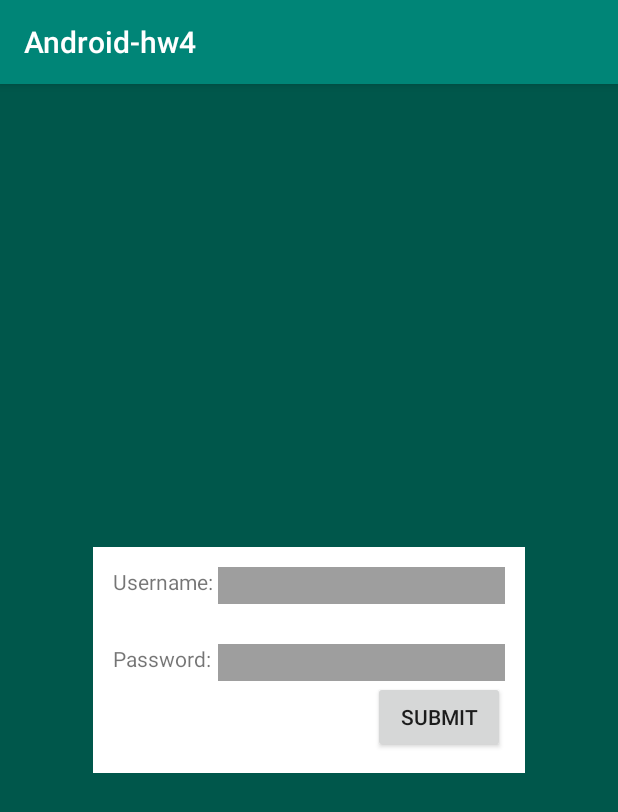
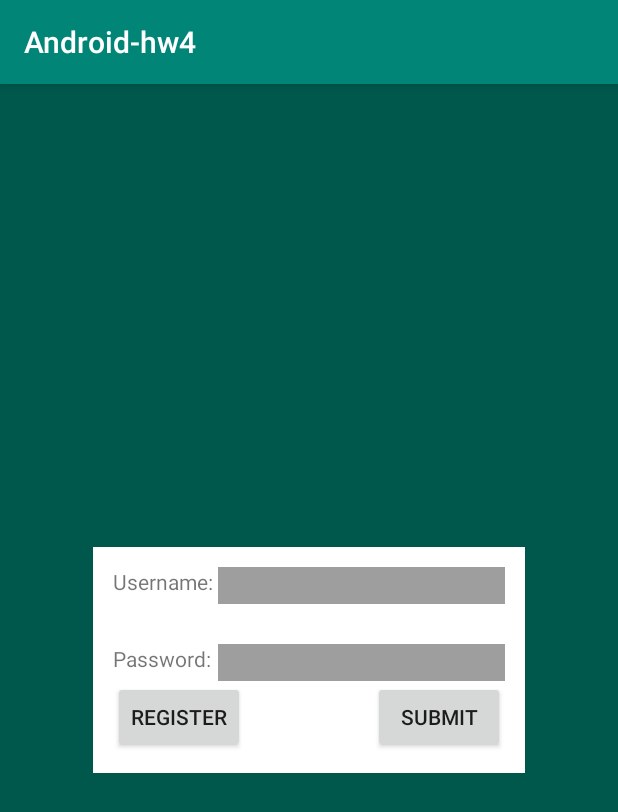
Before and after one commit to sergeydus/Android-hw4, an Android app: the screen it shows after launch (MainActivity), on a phone screen of 412 x 824 dp. Shown: the top 812 px of the screen. Run offline under Robolectric (Android 15) with nearby library versions, the phone set to English and light mode, and no system bars.

Commit message:
added register xml p1
#1

```diff
--- a/app/src/main/res/layout/activity_main.xml
+++ b/app/src/main/res/layout/activity_main.xml
@@ -64,6 +64,13 @@
                     android:layout_alignParentEnd="true"
                     android:text="Submit"
                     />
+                <Button
+                    android:layout_width="wrap_content"
+                    android:layout_height="wrap_content"
+                    android:layout_below="@id/password_edittext"
+                    android:layout_alignParentStart="true"
+                    android:text="Register"
+                    />
             </RelativeLayout>
 
         </RelativeLayout>
```
